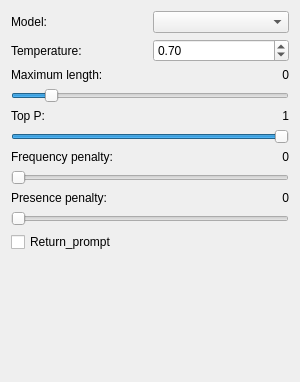
Above: ChatConfigWidget.ui from asianirish/AI-Ronaut before the change. Below: the same form after it.
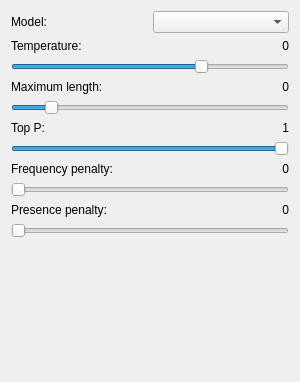
That is the form after the change.

Commit message: replace spinbox with slider for 'temperature' param

The edit to the form file:
```diff
--- a/ChatConfigWidget.ui
+++ b/ChatConfigWidget.ui
@@ -14,7 +14,29 @@
    <string>Form</string>
   </property>
   <layout class="QGridLayout" name="gridLayout">
-   <item row="3" column="0" colspan="2">
+   <item row="15" column="0" colspan="2">
+    <widget class="QSlider" name="presencePenaltySlider">
+     <property name="minimum">
+      <number>0</number>
+     </property>
+     <property name="maximum">
+      <number>100</number>
+     </property>
+     <property name="pageStep">
+      <number>1</number>
+     </property>
+     <property name="value">
+      <number>0</number>
+     </property>
+     <property name="sliderPosition">
+      <number>0</number>
+     </property>
+     <property name="orientation">
+      <enum>Qt::Horizontal</enum>
+     </property>
+    </widget>
+   </item>
+   <item row="5" column="0" colspan="2">
     <widget class="QSlider" name="maxTokensSlider">
      <property name="minimum">
       <number>1</number>
@@ -22,6 +44,9 @@
      <property name="maximum">
       <number>2048</number>
      </property>
+     <property name="pageStep">
+      <number>1</number>
+     </property>
      <property name="value">
       <number>256</number>
      </property>
@@ -30,86 +55,43 @@
      </property>
     </widget>
    </item>
-   <item row="1" column="1">
-    <widget class="QDoubleSpinBox" name="temperatureSpinBox">
-     <property name="maximum">
-      <double>1.000000000000000</double>
-     </property>
-     <property name="singleStep">
-      <double>0.010000000000000</double>
-     </property>
-     <property name="value">
-      <double>0.700000000000000</double>
-     </property>
-    </widget>
-   </item>
-   <item row="8" column="1">
-    <widget class="QLabel" name="frequencyPenaltyLabel">
+   <item row="7" column="0">
+    <widget class="QLabel" name="label_4">
      <property name="text">
-      <string>0</string>
+      <string>Top P:</string>
      </property>
-     <property name="alignment">
-      <set>Qt::AlignRight|Qt::AlignTrailing|Qt::AlignVCenter</set>
-     </property>
-     <property name="buddy">
-      <cstring>maxTokensSlider</cstring>
-     </property>
     </widget>
    </item>
-   <item row="2" column="1">
-    <widget class="QLabel" name="maxTokensLabel">
-     <property name="text">
-      <string>0</string>
-     </property>
-     <property name="alignment">
-      <set>Qt::AlignRight|Qt::AlignTrailing|Qt::AlignVCenter</set>
-     </property>
-     <property name="buddy">
-      <cstring>maxTokensSlider</cstring>
-     </property>
-    </widget>
-   </item>
-   <item row="1" column="0">
-    <widget class="QLabel" name="label_2">
-     <property name="text">
-      <string>Temperature:</string>
-     </property>
-    </widget>
-   </item>
-   <item row="6" column="0" colspan="2">
-    <widget class="QSlider" name="topPSlider">
-     <property name="minimum">
-      <number>0</number>
-     </property>
-     <property name="maximum">
-      <number>100</number>
-     </property>
-     <property name="singleStep">
-      <number>1</number>
-     </property>
-     <property name="value">
-      <number>100</number>
-     </property>
-     <property name="orientation">
-      <enum>Qt::Horizontal</enum>
-     </property>
-    </widget>
-   </item>
-   <item row="2" column="0">
-    <widget class="QLabel" name="label_3">
-     <property name="text">
-      <string>Maximum length:</string>
-     </property>
-    </widget>
-   </item>
-   <item row="8" column="0">
+   <item row="10" column="0">
     <widget class="QLabel" name="label_5">
      <property name="text">
       <string>Frequency penalty:</string>
      </property>
     </widget>
    </item>
-   <item row="10" column="0" colspan="2">
+   <item row="8" column="0" colspan="2">
+    <widget class="QSlider" name="topPSlider">
+     <property name="minimum">
+      <number>0</number>
+     </property>
+     <property name="maximum">
+      <number>100</number>
+     </property>
+     <property name="singleStep">
+      <number>1</number>
+     </property>
+     <property name="pageStep">
+      <number>1</number>
+     </property>
+     <property name="value">
+      <number>100</number>
+     </property>
+     <property name="orientation">
+      <enum>Qt::Horizontal</enum>
+     </property>
+    </widget>
+   </item>
+   <item row="12" column="0" colspan="2">
     <widget class="QSlider" name="frequencyPenaltySlider">
      <property name="minimum">
       <number>0</number>
@@ -117,6 +99,9 @@
      <property name="maximum">
       <number>100</number>
      </property>
+     <property name="pageStep">
+      <number>1</number>
+     </property>
      <property name="value">
       <number>0</number>
      </property>
@@ -125,6 +110,13 @@
      </property>
     </widget>
    </item>
+   <item row="1" column="0">
+    <widget class="QLabel" name="label_7">
+     <property name="text">
+      <string>Temperature:</string>
+     </property>
+    </widget>
+   </item>
    <item row="0" column="0">
     <widget class="QLabel" name="label">
      <property name="text">
@@ -132,7 +124,7 @@
      </property>
     </widget>
    </item>
-   <item row="5" column="1">
+   <item row="7" column="1">
     <widget class="QLabel" name="topPLabel">
      <property name="text">
       <string>1</string>
@@ -145,14 +137,95 @@
      </property>
     </widget>
    </item>
-   <item row="5" column="0">
-    <widget class="QLabel" name="label_4">
+   <item row="14" column="0">
+    <widget class="QLabel" name="label_6">
      <property name="text">
-      <string>Top P:</string>
+      <string>Presence penalty:</string>
      </property>
     </widget>
    </item>
-   <item row="15" column="0">
+   <item row="1" column="1">
+    <widget class="QLabel" name="temperatureLabel">
+     <property name="text">
+      <string>0</string>
+     </property>
+     <property name="alignment">
+      <set>Qt::AlignRight|Qt::AlignTrailing|Qt::AlignVCenter</set>
+     </property>
+     <property name="buddy">
+      <cstring>maxTokensSlider</cstring>
+     </property>
+    </widget>
+   </item>
+   <item row="10" column="1">
+    <widget class="QLabel" name="frequencyPenaltyLabel">
+     <property name="text">
+      <string>0</string>
+     </property>
+     <property name="alignment">
+      <set>Qt::AlignRight|Qt::AlignTrailing|Qt::AlignVCenter</set>
+     </property>
+     <property name="buddy">
+      <cstring>maxTokensSlider</cstring>
+     </property>
+    </widget>
+   </item>
+   <item row="2" column="0" colspan="2">
+    <widget class="QSlider" name="temperatureSlider">
+     <property name="minimum">
+      <number>1</number>
+     </property>
+     <property name="maximum">
+      <number>100</number>
+     </property>
+     <property name="pageStep">
+      <number>1</number>
+     </property>
+     <property name="value">
+      <number>70</number>
+     </property>
+     <property name="orientation">
+      <enum>Qt::Horizontal</enum>
+     </property>
+    </widget>
+   </item>
+   <item row="4" column="0">
+    <widget class="QLabel" name="label_3">
+     <property name="text">
+      <string>Maximum length:</string>
+     </property>
+    </widget>
+   </item>
+   <item row="4" column="1">
+    <widget class="QLabel" name="maxTokensLabel">
+     <property name="text">
+      <string>0</string>
+     </property>
+     <property name="alignment">
+      <set>Qt::AlignRight|Qt::AlignTrailing|Qt::AlignVCenter</set>
+     </property>
+     <property name="buddy">
+      <cstring>maxTokensSlider</cstring>
+     </property>
+    </widget>
+   </item>
+   <item row="14" column="1">
+    <widget class="QLabel" name="presencePenaltyLabel">
+     <property name="text">
+      <string>0</string>
+     </property>
+     <property name="alignment">
+      <set>Qt::AlignRight|Qt::AlignTrailing|Qt::AlignVCenter</set>
+     </property>
+     <property name="buddy">
+      <cstring>maxTokensSlider</cstring>
+     </property>
+    </widget>
+   </item>
+   <item row="0" column="1">
+    <widget class="QComboBox" name="modelComboBox"/>
+   </item>
+   <item row="16" column="0">
     <spacer name="verticalSpacer">
      <property name="orientation">
       <enum>Qt::Vertical</enum>
@@ -165,55 +238,6 @@
      </property>
     </spacer>
    </item>
-   <item row="13" column="0" colspan="2">
-    <widget class="QSlider" name="presencePenaltySlider">
-     <property name="minimum">
-      <number>0</number>
-     </property>
-     <property name="maximum">
-      <number>100</number>
-     </property>
-     <property name="value">
-      <number>0</number>
-     </property>
-     <property name="sliderPosition">
-      <number>0</number>
-     </property>
-     <property name="orientation">
-      <enum>Qt::Horizontal</enum>
-     </property>
-    </widget>
-   </item>
-   <item row="12" column="0">
-    <widget class="QLabel" name="label_6">
-     <property name="text">
-      <string>Presence penalty:</string>
-     </property>
-    </widget>
-   </item>
-   <item row="0" column="1">
-    <widget class="QComboBox" name="modelComboBox"/>
-   </item>
-   <item row="12" column="1">
-    <widget class="QLabel" name="presencePenaltyLabel">
-     <property name="text">
-      <string>0</string>
-     </property>
-     <property name="alignment">
-      <set>Qt::AlignRight|Qt::AlignTrailing|Qt::AlignVCenter</set>
-     </property>
-     <property name="buddy">
-      <cstring>maxTokensSlider</cstring>
-     </property>
-    </widget>
-   </item>
-   <item row="14" column="0" colspan="2">
-    <widget class="QCheckBox" name="checkBox">
-     <property name="text">
-      <string>Return_prompt</string>
-     </property>
-    </widget>
-   </item>
   </layout>
  </widget>
  <tabstops>
```
Left out of the diff: 2 changed lines with no effect on the pictures. The commit also changes 2 other files.
